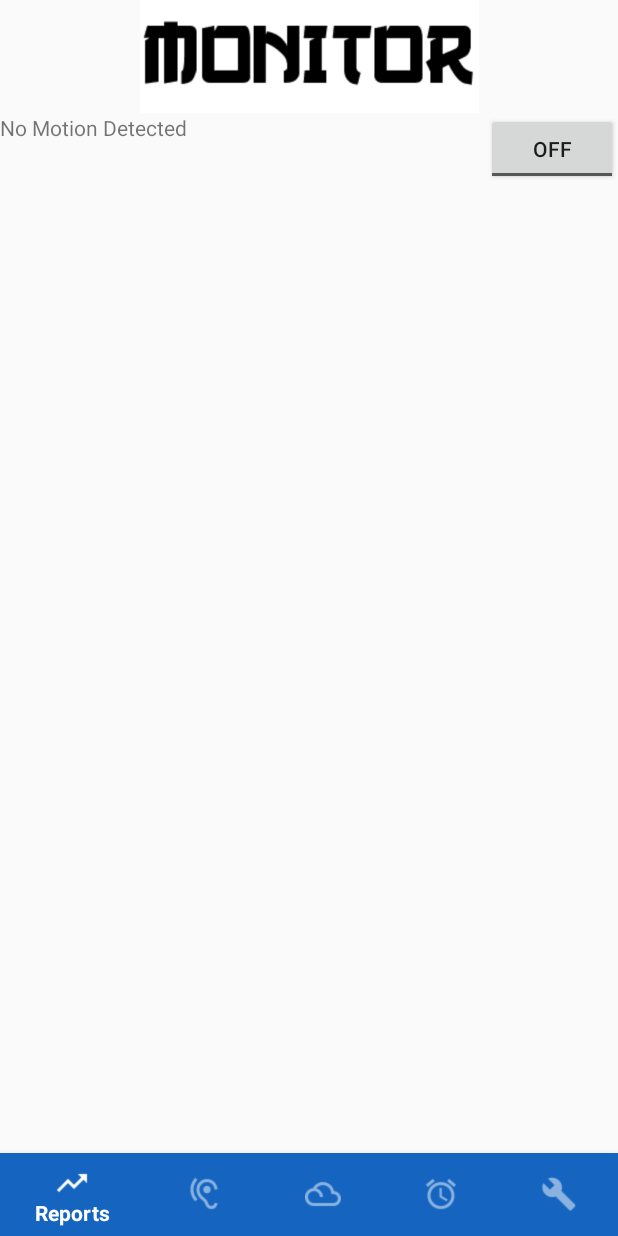
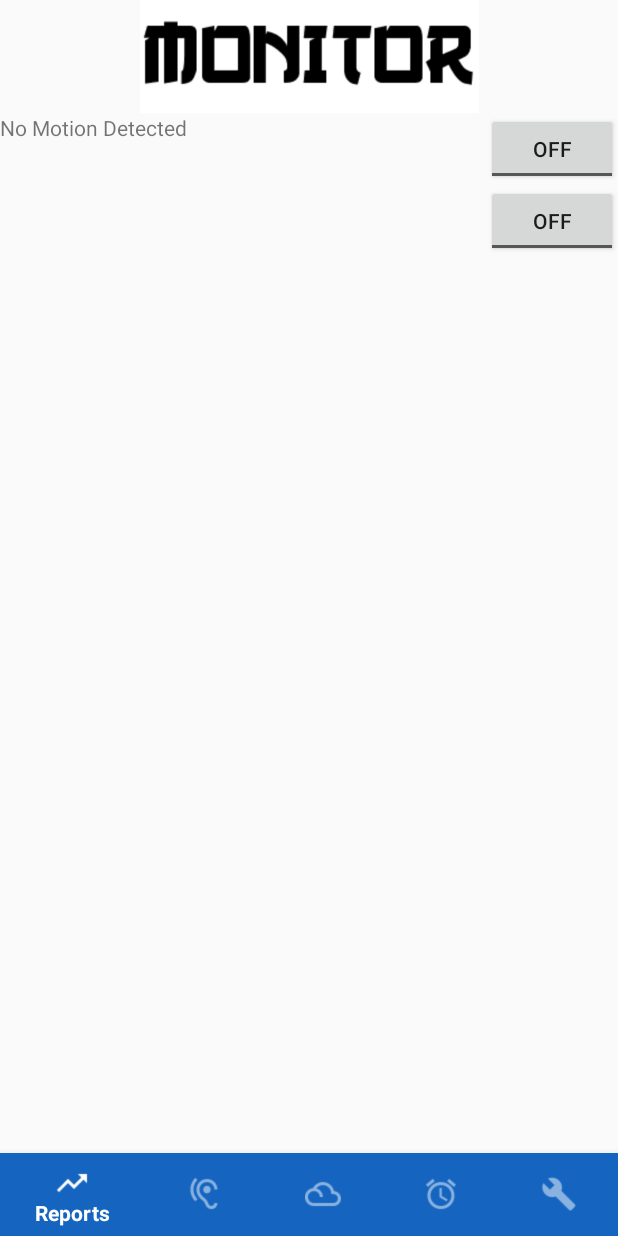
Before and after one commit to bryanlopezrr/Onsen, an Android app: the layout activity_monitor.xml on its own in the app's theme, with its tools: preview values and no code run, on a phone screen of 412 x 824 dp. Run offline under Robolectric (Android 15) with nearby library versions, the phone set to English and light mode, and no system bars.

```diff
--- a/app/src/main/AndroidManifest.xml
+++ b/app/src/main/AndroidManifest.xml
@@ -4,6 +4,7 @@
 
     <uses-permission android:name="android.permission.ACCESS_NETWORK_STATE"/>
     <uses-permission android:name="android.permission.INTERNET"/>
+    <uses-permission android:name="android.permission.RECORD_AUDIO"/>
 
     <application
         android:name=".App"
--- a/app/src/main/res/layout/activity_monitor.xml
+++ b/app/src/main/res/layout/activity_monitor.xml
@@ -58,6 +58,14 @@
             android:layout_alignParentRight="true"
             android:text="ToggleButton" />
 
+        <ToggleButton
+            android:id="@+id/toggleButton2"
+            android:layout_width="wrap_content"
+            android:layout_height="wrap_content"
+            android:layout_below="@id/toggleButton"
+            android:layout_alignParentRight="true"
+            android:text="ToggleButton" />
+
 
     </RelativeLayout>
 
```
Also changed, not shown: app/src/main/java/com/example/onsen/MonitorActivity.java (+85 -3 lines).
